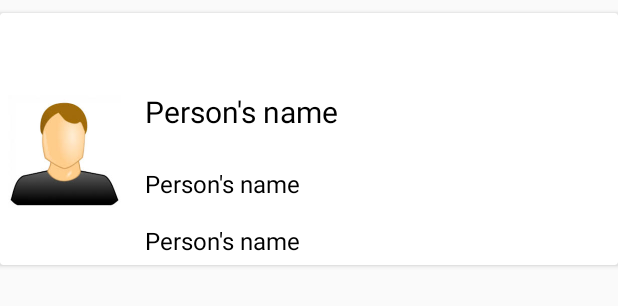
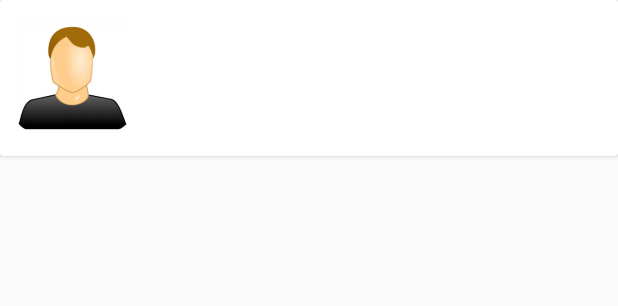
Before and after one commit to david95110/ReservationSimple, an Android app: the layout guest_item_layout.xml on its own in the app's theme, with its tools: preview values and no code run, on a phone screen of 412 x 824 dp. Shown: the top 306 px of the screen. Run offline under Robolectric (Android 15) with nearby library versions, the phone set to English and light mode, and no system bars; Roboto replaces fonts that are not available here.

Commit message:
changed card view layout

```diff
--- a/app/src/main/res/layout/guest_item_layout.xml
+++ b/app/src/main/res/layout/guest_item_layout.xml
@@ -1,38 +1,31 @@
 <?xml version="1.0" encoding="utf-8"?>
-<androidx.constraintlayout.widget.ConstraintLayout xmlns:android="http://schemas.android.com/apk/res/android"
+<androidx.cardview.widget.CardView xmlns:android="http://schemas.android.com/apk/res/android"
     xmlns:app="http://schemas.android.com/apk/res-auto"
     xmlns:tools="http://schemas.android.com/tools"
-    android:layout_width="match_parent"
-    android:layout_height="match_parent"
-    tools:context=".view.MainActivity">
-
-
-    <androidx.cardview.widget.CardView
     android:id="@+id/card_itemview"
     android:layout_width="match_parent"
     android:layout_height="wrap_content"
-        android:layout_marginBottom="639dp"
-        android:padding="10dp"
-        android:background="@color/colorPrimary"
-        app:layout_constraintBottom_toBottomOf="parent"
-        app:layout_constraintEnd_toEndOf="parent"
-        app:layout_constraintStart_toStartOf="parent"
-        app:layout_constraintTop_toTopOf="parent" >
-
+    android:layout_marginBottom="2dp"
+    android:background="@color/colorPrimary">
 
     <androidx.constraintlayout.widget.ConstraintLayout
         android:layout_width="match_parent"
         android:layout_height="wrap_content"
-            android:padding="5dp"
-            app:layout_constraintEnd_toEndOf="parent"
+        android:padding="5dp">
+        <!-- app:layout_constraintEnd_toEndOf="parent"
             app:layout_constraintStart_toStartOf="parent"
-            app:layout_constraintTop_toTopOf="parent" >
+            app:layout_constraintTop_toTopOf="parent"-->
 
         <ImageView
             android:id="@+id/card_image"
             android:layout_width="75dp"
             android:layout_height="75dp"
-                android:layout_marginTop="@dimen/dimen_16dp"
+            android:layout_alignParentStart="true"
+            android:layout_alignParentLeft="true"
+            android:layout_alignParentTop="true"
+            android:layout_marginStart="5dp"
+            android:layout_marginBottom="3dp"
+            android:contentDescription="image of male avatar"
             app:layout_constraintBottom_toBottomOf="parent"
             app:layout_constraintStart_toStartOf="parent"
             app:layout_constraintTop_toTopOf="parent"
@@ -43,14 +36,12 @@
             style="@style/cardTitle"
             android:layout_width="0dp"
             android:layout_height="wrap_content"
+            android:layout_alignParentTop="true"
             android:layout_marginStart="@dimen/dimen_16dp"
             android:layout_marginEnd="@dimen/dimen_16dp"
-                app:layout_constraintBottom_toBottomOf="parent"
             app:layout_constraintEnd_toEndOf="parent"
             app:layout_constraintStart_toEndOf="@+id/card_image"
-                app:layout_constraintTop_toTopOf="parent"
-                app:layout_constraintVertical_bias="0.36"
-                tools:text="Person's name" />
+            app:layout_constraintTop_toTopOf="parent" />
 
         <TextView
             android:id="@+id/date_textview"
@@ -58,30 +49,27 @@
             android:layout_width="0dp"
             android:layout_height="wrap_content"
             android:layout_marginStart="@dimen/dimen_16dp"
-                android:layout_marginTop="@dimen/dimen_16dp"
+            android:layout_marginTop="@dimen/dimen_8dp"
             android:layout_marginEnd="@dimen/dimen_16dp"
             app:layout_constraintBottom_toBottomOf="parent"
             app:layout_constraintEnd_toEndOf="parent"
             app:layout_constraintStart_toEndOf="@+id/card_image"
             app:layout_constraintTop_toBottomOf="@id/name_textview"
-                app:layout_constraintVertical_bias="0.16000003"
-                tools:text="Person's name" />
+            app:layout_constraintVertical_bias="0.16000003" />
 
         <TextView
             android:id="@+id/room_textview"
             style="@style/cardInfo"
             android:layout_width="0dp"
             android:layout_height="wrap_content"
+            android:layout_below="@id/card_image"
             android:layout_marginStart="@dimen/dimen_16dp"
-                android:layout_marginTop="@dimen/dimen_16dp"
+            android:layout_marginTop="@dimen/dimen_8dp"
             android:layout_marginEnd="@dimen/dimen_16dp"
             app:layout_constraintBottom_toBottomOf="parent"
             app:layout_constraintEnd_toEndOf="parent"
             app:layout_constraintStart_toEndOf="@+id/card_image"
-                app:layout_constraintTop_toBottomOf="@id/date_textview"
-                tools:text="Person's name" />
+            app:layout_constraintTop_toBottomOf="@id/date_textview" />
 
     </androidx.constraintlayout.widget.ConstraintLayout>
 </androidx.cardview.widget.CardView>
-
-</androidx.constraintlayout.widget.ConstraintLayout>
--- a/app/src/main/res/values/styles.xml
+++ b/app/src/main/res/values/styles.xml
@@ -18,6 +18,7 @@
     <style name="AppButton" parent="AppTitle">
         <item name="android:background">@drawable/button_bg</item>
         <item name="android:fontFamily">@font/allerta</item>
+        <item name="android:textSize">@dimen/dimen_20sp</item>
     </style>
     <style name="cardTitle">
         <item name="android:fontFamily">@font/roboto_bold</item>
```
Also changed, not shown: app/src/main/java/com/bb/reservationapp/adapter/GuestAdapter.java (+8 -4 lines), app/src/main/java/com/bb/reservationapp/model/Guest.java (+7 -1 lines), app/src/main/java/com/bb/reservationapp/view/AddGuestActivity.java (+2 -5 lines), app/src/main/java/com/bb/reservationapp/view/MainActivity.java (+94 -13 lines), app/src/main/res/layout/activity_add_guest.xml (+11 -3 lines), app/src/main/res/layout/activity_main.xml (+5 -3 lines). Lines whose indentation alone changed are shown as unchanged.
